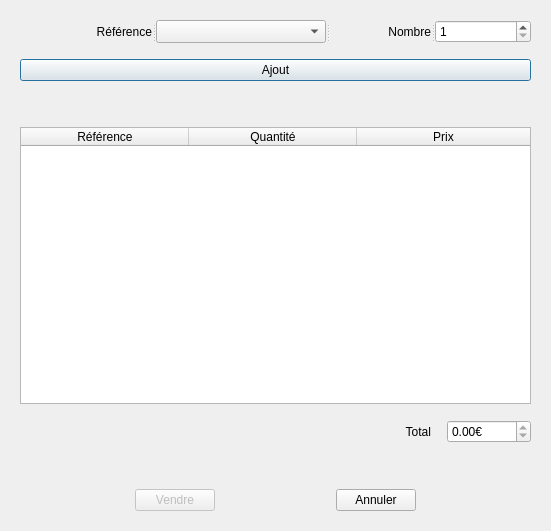
Qt form qlot/ajoutventedialog.ui (Harenome/qlot) before a commit.
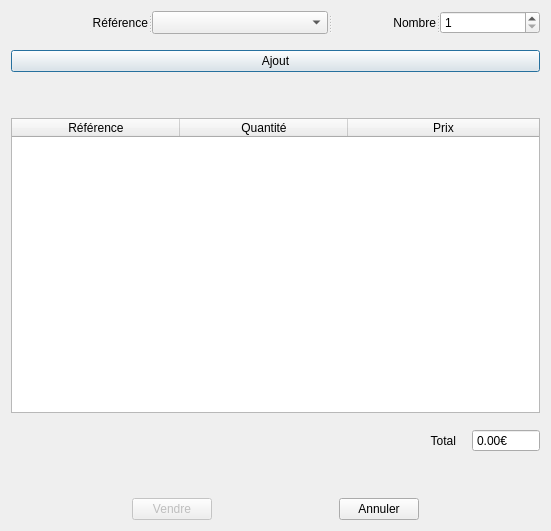
The same form after that commit. Icons and pictures are not drawn.

```diff
--- a/qlot/ajoutventedialog.ui
+++ b/qlot/ajoutventedialog.ui
@@ -20,15 +20,8 @@
    <iconset>
     <normaloff>../../images/qlot_512.svg</normaloff>../../images/qlot_512.svg</iconset>
   </property>
-  <widget class="QWidget" name="layoutWidget">
-   <property name="geometry">
-    <rect>
-     <x>20</x>
-     <y>20</y>
-     <width>511</width>
-     <height>491</height>
-    </rect>
-   </property>
+  <layout class="QGridLayout" name="gridLayout">
+   <item row="0" column="0">
    <layout class="QVBoxLayout" name="verticalLayout_3">
     <item>
      <layout class="QVBoxLayout" name="verticalLayout_2">
@@ -201,6 +194,9 @@
           <property name="readOnly">
            <bool>true</bool>
           </property>
+           <property name="buttonSymbols">
+            <enum>QAbstractSpinBox::NoButtons</enum>
+           </property>
           <property name="suffix">
            <string>€</string>
           </property>
@@ -290,7 +286,8 @@
      </layout>
     </item>
    </layout>
-  </widget>
+   </item>
+  </layout>
  </widget>
  <resources/>
  <connections>
```
Lines whose indentation alone changed are shown as unchanged.
